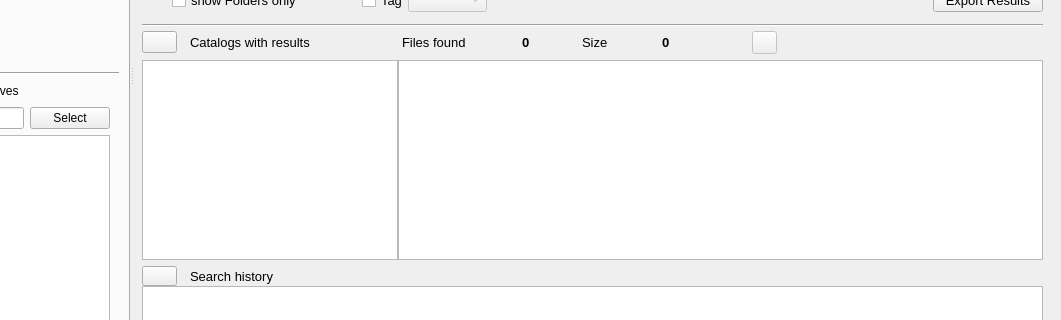
Old version of the form mainwindow.ui in the repository StephaneCouturier/Katalog; both pictures show x 206 to 1267 and y 289 to 609 of the 1267 by 727 pixel window.
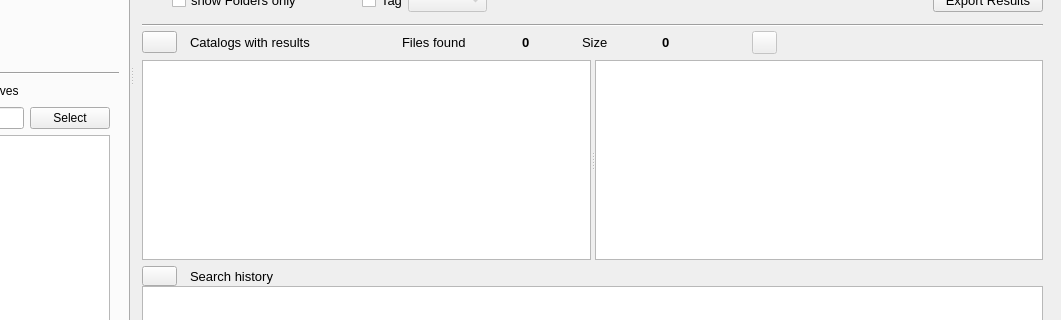
New version of the form. Icons and pictures are not drawn. Custom widgets are drawn as their Qt base class.

```diff
--- a/mainwindow.ui
+++ b/mainwindow.ui
@@ -34,7 +34,7 @@
     <bool>false</bool>
    </property>
    <layout class="QGridLayout" name="gridLayout">
-    <item row="2" column="0">
+    <item row="0" column="0">
      <widget class="QWidget" name="main_widget_ShowFilters" native="true">
       <layout class="QVBoxLayout" name="verticalLayout_6">
        <property name="leftMargin">
@@ -107,7 +107,7 @@
       </layout>
      </widget>
     </item>
-    <item row="2" column="1">
+    <item row="0" column="1">
      <widget class="QSplitter" name="splitter">
       <property name="orientation">
        <enum>Qt::Horizontal</enum>
@@ -1041,8 +1041,8 @@
            <attribute name="toolTip">
             <string>Search for files or folders</string>
            </attribute>
-           <layout class="QGridLayout" name="gridLayout_8">
-            <item row="0" column="2">
+           <layout class="QVBoxLayout" name="verticalLayout_10">
+            <item>
              <layout class="QVBoxLayout" name="Search_verticalLayout">
               <property name="spacing">
                <number>0</number>
@@ -1759,7 +1759,7 @@
                       </size>
                      </property>
                      <property name="toolTip">
-                      <string>The results should match exactly the text </string>
+                      <string>&lt;html&gt;&lt;head/&gt;&lt;body&gt;&lt;p&gt;The results should match exactly the text (sensitive to capitalization of letters)&lt;/p&gt;&lt;/body&gt;&lt;/html&gt;</string>
                      </property>
                      <property name="text">
                       <string>case sensitive</string>
@@ -3126,21 +3126,46 @@
                </layout>
               </item>
               <item>
-               <layout class="QHBoxLayout" name="Search_horizontalLayout_Results" stretch="0,0">
-                <property name="sizeConstraint">
-                 <enum>QLayout::SetDefaultConstraint</enum>
-                </property>
+               <layout class="QHBoxLayout" name="Search_horizontalLayout_Results">
                 <property name="topMargin">
                  <number>6</number>
+                </property>
+                <item>
+                 <widget class="QSplitter" name="Search_splitter_Results">
+                  <property name="sizePolicy">
+                   <sizepolicy hsizetype="Expanding" vsizetype="Expanding">
+                    <horstretch>0</horstretch>
+                    <verstretch>0</verstretch>
+                   </sizepolicy>
+                  </property>
+                  <property name="orientation">
+                   <enum>Qt::Horizontal</enum>
+                  </property>
+                  <property name="childrenCollapsible">
+                   <bool>false</bool>
+                  </property>
+                  <widget class="QWidget" name="Search_widget_ResultsCatalogs" native="true">
+                   <property name="sizePolicy">
+                    <sizepolicy hsizetype="Expanding" vsizetype="Expanding">
+                     <horstretch>0</horstretch>
+                     <verstretch>0</verstretch>
+                    </sizepolicy>
+                   </property>
+                   <layout class="QHBoxLayout" name="horizontalLayout_6">
+                    <property name="leftMargin">
+                     <number>0</number>
+                    </property>
+                    <property name="topMargin">
+                     <number>0</number>
+                    </property>
+                    <property name="rightMargin">
+                     <number>0</number>
+                    </property>
+                    <property name="bottomMargin">
+                     <number>0</number>
                 </property>
                 <item>
                  <widget class="QListView" name="Search_listView_CatalogsFound">
-                  <property name="sizePolicy">
-                   <sizepolicy hsizetype="Fixed" vsizetype="Expanding">
-                    <horstretch>0</horstretch>
-                    <verstretch>0</verstretch>
-                   </sizepolicy>
-                  </property>
                   <property name="minimumSize">
                    <size>
                     <width>150</width>
@@ -3160,6 +3185,28 @@
                   </property>
                  </widget>
                 </item>
+                   </layout>
+                  </widget>
+                  <widget class="QWidget" name="Search_widget_ResultsFiles" native="true">
+                   <property name="sizePolicy">
+                    <sizepolicy hsizetype="Expanding" vsizetype="Expanding">
+                     <horstretch>0</horstretch>
+                     <verstretch>0</verstretch>
+                    </sizepolicy>
+                   </property>
+                   <layout class="QHBoxLayout" name="horizontalLayout_8">
+                    <property name="leftMargin">
+                     <number>0</number>
+                    </property>
+                    <property name="topMargin">
+                     <number>0</number>
+                    </property>
+                    <property name="rightMargin">
+                     <number>0</number>
+                    </property>
+                    <property name="bottomMargin">
+                     <number>0</number>
+                    </property>
                 <item>
                  <widget class="QTreeView" name="Search_treeView_FilesFound">
                   <property name="editTriggers">
@@ -3180,6 +3227,10 @@
                  </widget>
                 </item>
                </layout>
+                  </widget>
+                 </widget>
+                </item>
+               </layout>
               </item>
               <item>
                <layout class="QHBoxLayout" name="Search_horizontalLayout_HistoryTitleBar">
@@ -3956,8 +4007,23 @@
               <property name="orientation">
                <enum>Qt::Horizontal</enum>
               </property>
+              <property name="childrenCollapsible">
+               <bool>false</bool>
+              </property>
               <widget class="QWidget" name="Explore_splitter_widget_Directory" native="true">
                <layout class="QVBoxLayout" name="verticalLayout_4">
+                <property name="leftMargin">
+                 <number>0</number>
+                </property>
+                <property name="topMargin">
+                 <number>0</number>
+                </property>
+                <property name="rightMargin">
+                 <number>0</number>
+                </property>
+                <property name="bottomMargin">
+                 <number>0</number>
+                </property>
                 <item>
                  <layout class="QVBoxLayout" name="Explore_verticalLayout_Directories">
                   <item>
@@ -4022,6 +4088,18 @@
               </widget>
               <widget class="QWidget" name="Explore_splitter_widget_Files" native="true">
                <layout class="QVBoxLayout" name="verticalLayout_7">
+                <property name="leftMargin">
+                 <number>0</number>
+                </property>
+                <property name="topMargin">
+                 <number>0</number>
+                </property>
+                <property name="rightMargin">
+                 <number>0</number>
+                </property>
+                <property name="bottomMargin">
+                 <number>0</number>
+                </property>
                 <item>
                  <layout class="QVBoxLayout" name="Explore_verticalLayout_Files">
                   <item>
```
Lines whose indentation alone changed are shown as unchanged.
